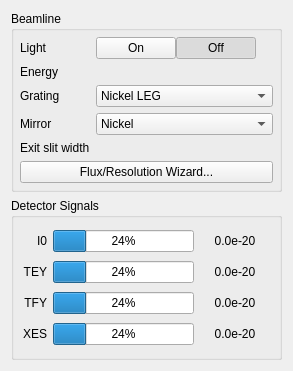
Before: the Qt Designer form source/ui/REIXS/REIXSSidebar.ui in acquaman/acquaman, drawn with Qt 5.
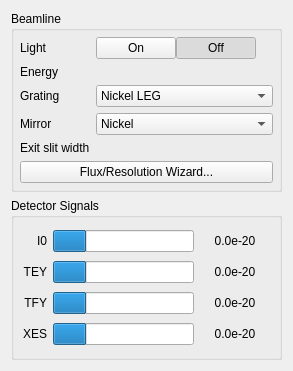
After: the same form once the commit is applied. Icons and pictures are not drawn.

Commit message: REIXS: Removes percentage indicators from signal-level progress bars, since they make no sense.

```diff
--- a/source/ui/REIXS/REIXSSidebar.ui
+++ b/source/ui/REIXS/REIXSSidebar.ui
@@ -228,6 +228,9 @@
         <property name="value">
          <number>24</number>
         </property>
+        <property name="format">
+         <string/>
+        </property>
        </widget>
       </item>
       <item row="0" column="2">
@@ -267,6 +270,9 @@
         <property name="value">
          <number>24</number>
         </property>
+        <property name="format">
+         <string/>
+        </property>
        </widget>
       </item>
       <item row="1" column="2">
@@ -306,6 +312,9 @@
         <property name="value">
          <number>24</number>
         </property>
+        <property name="format">
+         <string/>
+        </property>
        </widget>
       </item>
       <item row="2" column="2">
@@ -345,6 +354,9 @@
         <property name="value">
          <number>24</number>
         </property>
+        <property name="format">
+         <string/>
+        </property>
        </widget>
       </item>
       <item row="3" column="2">
```
The commit also changes 1 other file.
